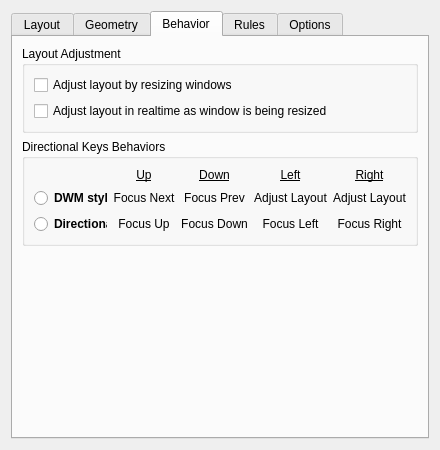
Before: the Qt Designer form res/config.ui in Bismuth-Forge/bismuth, drawn with Qt 5.
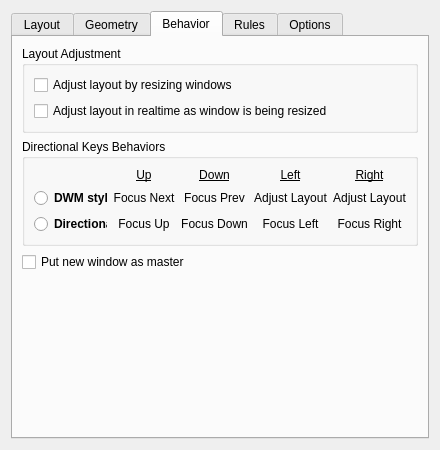
After: the same form once the commit is applied. The open tabs and pages were chosen to show the change.

Commit message: option: put new window as master (#83)

The edit to the form file:
```diff
--- a/res/config.ui
+++ b/res/config.ui
@@ -585,6 +585,13 @@
          </layout>
         </widget>
        </item>
+       <item>
+        <widget class="QCheckBox" name="kcfg_newWindowAsMaster">
+         <property name="text">
+          <string>Put new window as master</string>
+         </property>
+        </widget>
+       </item>
        <item>
         <spacer name="verticalSpacer_3">
          <property name="orientation">
```
The commit also changes 5 other files.
